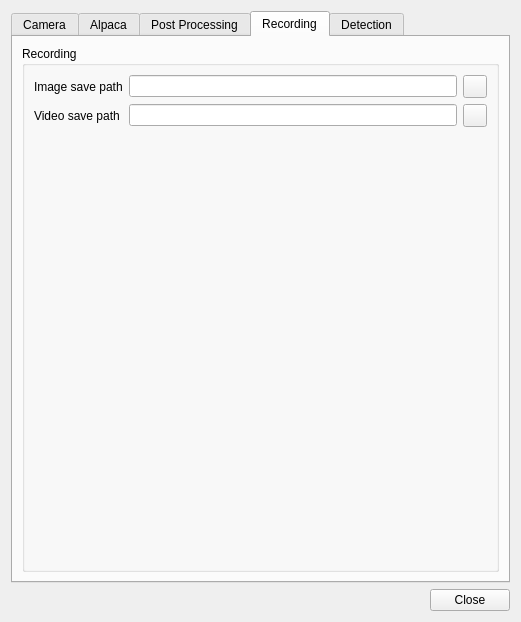
The window that plugins/feature/camera/camerasettingsdialog.ui (srcejon/sdrangel) describes before a commit, drawn with Qt 5.
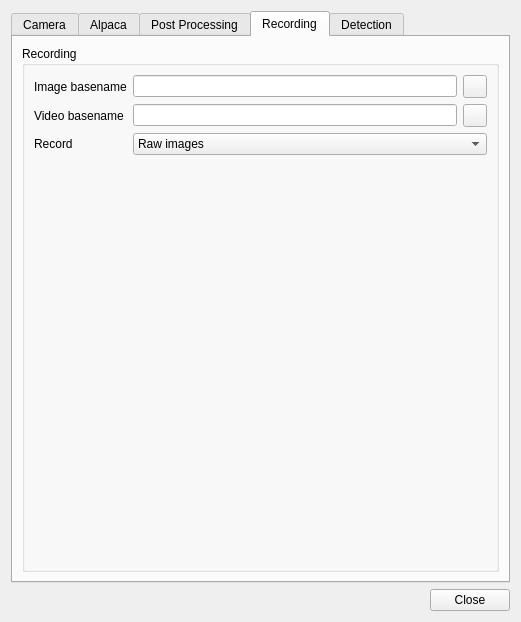
The same window after the commit. The open tabs and pages were chosen to show the change. Icons and pictures are not drawn.

Commit message: Move pre/post selection to dialog. Update tooltips with filenames. Only capture audio for Qt cams. Add profiling.

What changed in the file:
```diff
--- a/plugins/feature/camera/camerasettingsdialog.ui
+++ b/plugins/feature/camera/camerasettingsdialog.ui
@@ -1230,7 +1230,7 @@
           <item row="0" column="0">
            <widget class="QLabel" name="imagePathLabel">
             <property name="text">
-             <string>Image save path</string>
+             <string>Image basename</string>
             </property>
            </widget>
           </item>
@@ -1255,7 +1255,7 @@
           <item row="1" column="0">
            <widget class="QLabel" name="videoPathLabel">
             <property name="text">
-             <string>Video save path</string>
+             <string>Video basename</string>
             </property>
            </widget>
           </item>
@@ -1277,6 +1277,30 @@
             </item>
            </layout>
           </item>
+          <item row="2" column="0">
+           <widget class="QLabel" name="videoPostProcessLabel">
+            <property name="text">
+             <string>Record</string>
+            </property>
+           </widget>
+          </item>
+          <item row="2" column="1">
+           <widget class="QComboBox" name="videoPostProcessCombo">
+            <property name="toolTip">
+             <string>Select whether pre (raw) or post processed images should be recorded</string>
+            </property>
+            <item>
+             <property name="text">
+              <string>Raw images</string>
+             </property>
+            </item>
+            <item>
+             <property name="text">
+              <string>Post-process images</string>
+             </property>
+            </item>
+           </widget>
+          </item>
          </layout>
         </widget>
        </item>
```
Left out of the diff: 18 changed lines with no effect on the pictures. The commit also changes 5 other files.
